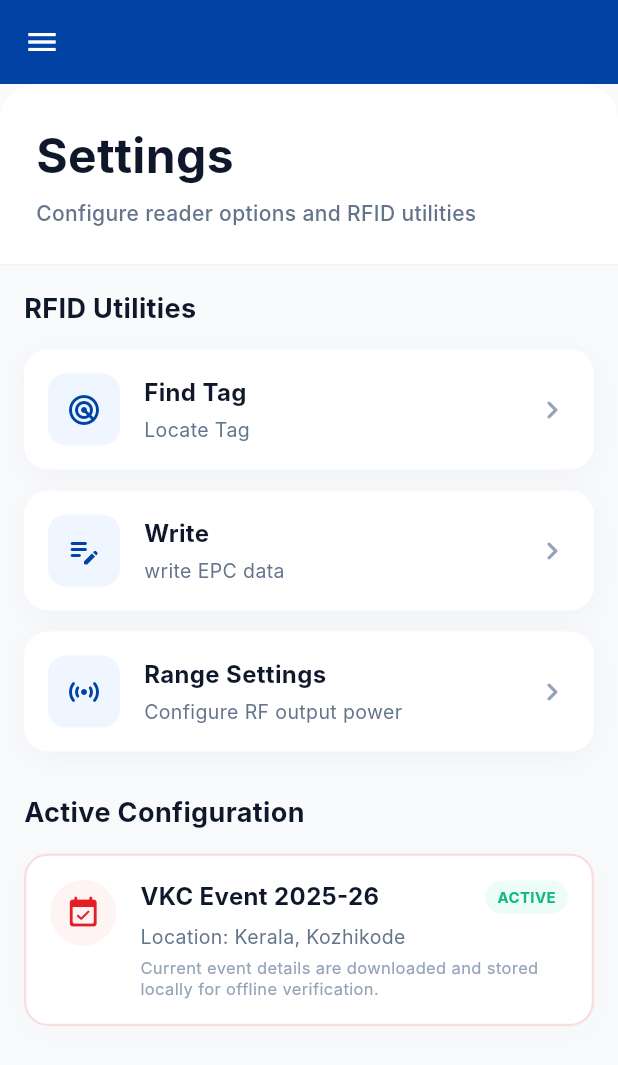
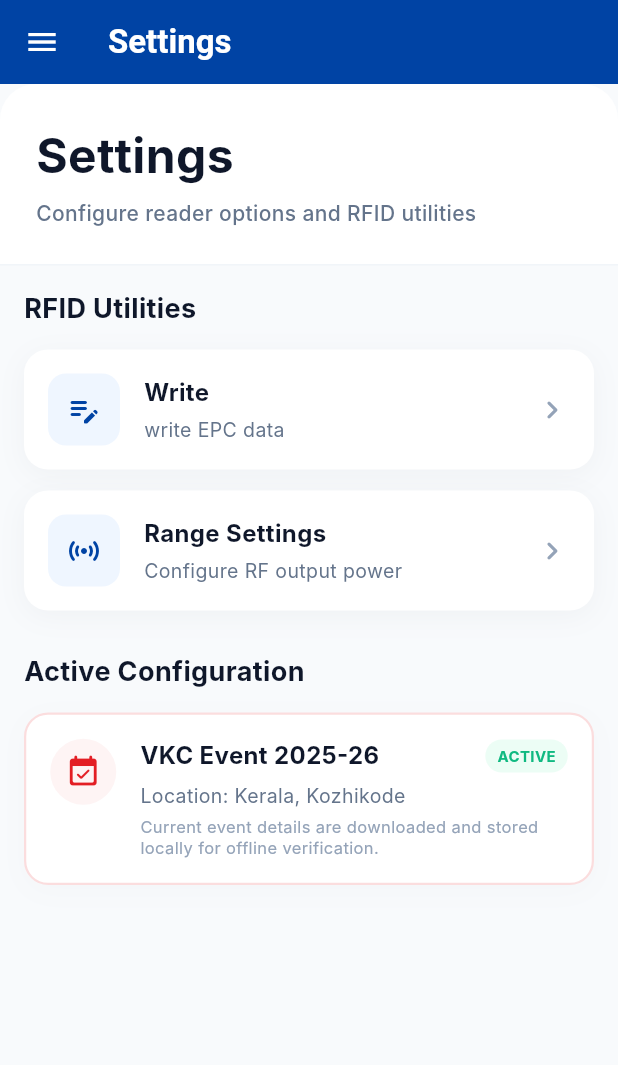
Before and after one commit to vaisakhferoke/rfid_scanner_app, a Flutter app: the SettingsPlaceholderScreen screen opened directly, on a phone screen of 412 x 824 dp. Shown: the top 1065 px of the screen. Run offline on Flutter 3.47's test engine with Material 3 defaults, Android fonts, the light colour scheme and no system bars; our stand-ins replace battery_plus, get, shared_preferences; accounts and stored records are empty; Roboto replaces fonts that are missing (Inter).

Commit message:
new buld

```diff
--- a/lib/screens/reports/reports_home_view.dart
+++ b/lib/screens/reports/reports_home_view.dart
@@ -8,7 +8,7 @@ class ReportsPlaceholderScreen extends StatelessWidget {
   @override
   Widget build(BuildContext context) {
     return Scaffold(
-      appBar: HomeAppbar(),
+      appBar: HomeAppbar(title: 'Reports'),
       body: const Center(
         child: Column(
           mainAxisAlignment: MainAxisAlignment.center,
--- a/lib/screens/settings/settings_home_view.dart
+++ b/lib/screens/settings/settings_home_view.dart
@@ -11,7 +11,7 @@ class SettingsPlaceholderScreen extends StatelessWidget {
   @override
   Widget build(BuildContext context) {
     return Scaffold(
-      appBar: HomeAppbar(),
+      appBar: HomeAppbar(title: 'Settings'),
       body: Container(
         width: double.infinity,
         decoration: const BoxDecoration(
@@ -90,16 +90,16 @@ class SettingsPlaceholderScreen extends StatelessWidget {
                           ),
                           const SizedBox(height: 14),
 
-                          // Find Tag Card
-                          _buildMenuCard(
-                            icon: Icons.radar_rounded,
-                            iconColor: const Color(0xFF0043A4),
-                            iconBgColor: const Color(0xFFEFF6FF),
-                            title: 'Find Tag',
-                            subtitle: 'Locate Tag',
-                            onTap: () => Get.to(() => const FindTagScreen()),
-                          ),
-                          const SizedBox(height: 14),
+                          // // Find Tag Card
+                          // _buildMenuCard(
+                          //   icon: Icons.radar_rounded,
+                          //   iconColor: const Color(0xFF0043A4),
+                          //   iconBgColor: const Color(0xFFEFF6FF),
+                          //   title: 'Find Tag',
+                          //   subtitle: 'Locate Tag',
+                          //   onTap: () => Get.to(() => const FindTagScreen()),
+                          // ),
+                          // const SizedBox(height: 14),
 
                           // Write Card
                           _buildMenuCard(
--- a/lib/widgets/appbar/home_appbar.dart
+++ b/lib/widgets/appbar/home_appbar.dart
@@ -1,7 +1,8 @@
 import 'package:flutter/material.dart';
 
 class HomeAppbar extends StatelessWidget implements PreferredSizeWidget {
-  const HomeAppbar({super.key});
+  final String title;
+  const HomeAppbar({super.key, required this.title});
 
   @override
   Size get preferredSize => const Size.fromHeight(kToolbarHeight);
@@ -15,6 +16,13 @@ class HomeAppbar extends StatelessWidget implements PreferredSizeWidget {
         icon: const Icon(Icons.menu, color: Colors.white),
         onPressed: () {},
       ),
+      title: Text(
+        title,
+        style: const TextStyle(
+          color: Colors.white,
+          fontWeight: FontWeight.bold,
+        ),
+      ),
     );
   }
 }
```
Also changed, not shown: lib/screens/home/home_screen.dart (+19 -13 lines).
